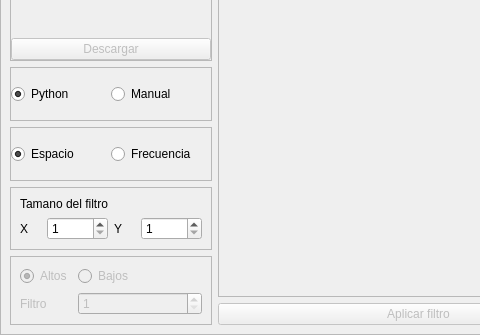
First picture: the form in gui2.ui, repository leninrkb/reduccion-de-ruido-con-python, before the edit; both pictures show x 0 to 480 and y 575 to 910 of the 1035 by 910 pixel window.
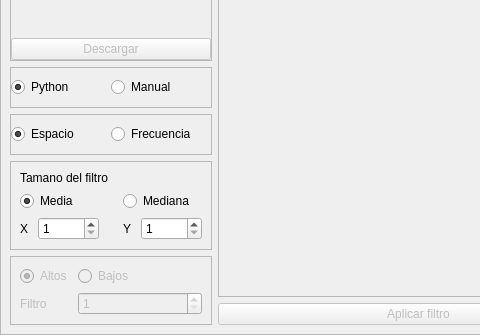
Second picture: the form after the edit.

Commit message: gui2 radiob para media mediana

What changed in the file:
```diff
--- a/gui2.ui
+++ b/gui2.ui
@@ -351,38 +351,28 @@
                 <enum>QFrame::Raised</enum>
                </property>
                <layout class="QGridLayout" name="gridLayout">
-                <item row="0" column="0" colspan="4">
+                <item row="0" column="0" colspan="5">
                  <widget class="QLabel" name="label_11">
                   <property name="text">
                    <string>Tamano del filtro</string>
                   </property>
                  </widget>
                 </item>
-                <item row="1" column="0">
-                 <widget class="QLabel" name="label_12">
-                  <property name="text">
-                   <string>X</string>
-                  </property>
-                 </widget>
-                </item>
-                <item row="1" column="1">
-                 <widget class="QSpinBox" name="spinBox_filtro_x">
-                  <property name="minimum">
-                   <number>1</number>
-                  </property>
-                  <property name="maximum">
-                   <number>10000</number>
-                  </property>
-                 </widget>
-                </item>
-                <item row="1" column="2">
+                <item row="2" column="3">
                  <widget class="QLabel" name="label_13">
                   <property name="text">
                    <string>Y</string>
                   </property>
                  </widget>
                 </item>
-                <item row="1" column="3">
+                <item row="2" column="0">
+                 <widget class="QLabel" name="label_12">
+                  <property name="text">
+                   <string>X</string>
+                  </property>
+                 </widget>
+                </item>
+                <item row="2" column="4">
                  <widget class="QSpinBox" name="spinBox_filtro_y">
                   <property name="minimum">
                    <number>1</number>
@@ -392,6 +382,33 @@
                   </property>
                  </widget>
                 </item>
+                <item row="2" column="1">
+                 <widget class="QSpinBox" name="spinBox_filtro_x">
+                  <property name="minimum">
+                   <number>1</number>
+                  </property>
+                  <property name="maximum">
+                   <number>10000</number>
+                  </property>
+                 </widget>
+                </item>
+                <item row="1" column="3" colspan="2">
+                 <widget class="QRadioButton" name="radioButton_espacio_mediana">
+                  <property name="text">
+                   <string>Mediana</string>
+                  </property>
+                 </widget>
+                </item>
+                <item row="1" column="0" colspan="2">
+                 <widget class="QRadioButton" name="radioButton_espacio_media">
+                  <property name="text">
+                   <string>Media</string>
+                  </property>
+                  <property name="checked">
+                   <bool>true</bool>
+                  </property>
+                 </widget>
+                </item>
                </layout>
               </widget>
              </item>
```
